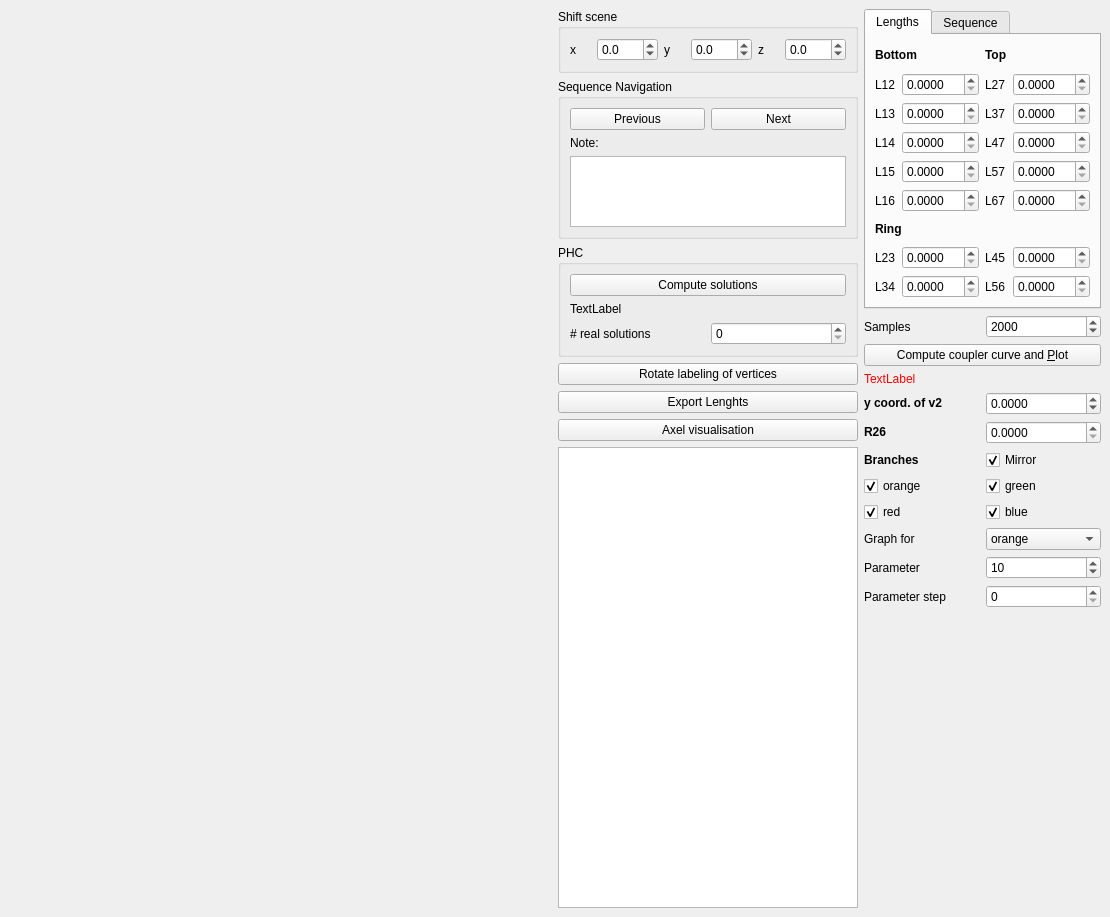
Before: the Qt Designer form couplerCurve.ui in Legersky/SpatialGraphEmbeddings, drawn with Qt 5.
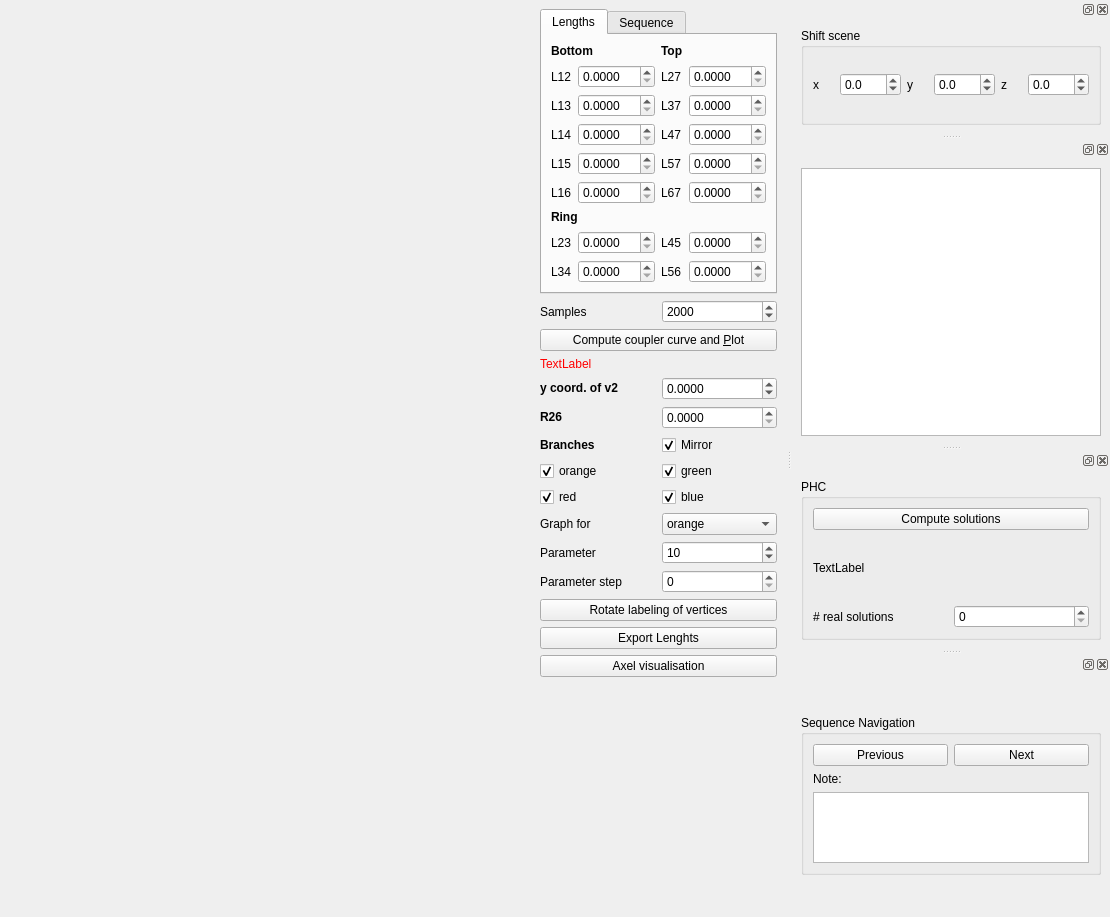
After: the same form once the commit is applied.

Commit message: docking and track instead of solve

Patch:
```diff
--- a/couplerCurve.ui
+++ b/couplerCurve.ui
@@ -21,184 +21,7 @@
        <layout class="QVBoxLayout" name="figLayout"/>
       </item>
       <item>
-       <layout class="QVBoxLayout" name="verticalLayout_4">
-        <item>
-         <widget class="QGroupBox" name="groupBox">
-          <property name="title">
-           <string>Shift scene</string>
-          </property>
-          <layout class="QGridLayout" name="gridLayout_2">
-           <item row="0" column="0">
-            <widget class="QLabel" name="label_x">
-             <property name="text">
-              <string>x</string>
-             </property>
-            </widget>
-           </item>
-           <item row="0" column="2">
-            <widget class="QLabel" name="label_y">
-             <property name="text">
-              <string>y</string>
-             </property>
-            </widget>
-           </item>
-           <item row="0" column="4">
-            <widget class="QLabel" name="label_z">
-             <property name="text">
-              <string>z</string>
-             </property>
-            </widget>
-           </item>
-           <item row="0" column="1">
-            <widget class="QDoubleSpinBox" name="doubleSpinBox_x">
-             <property name="decimals">
-              <number>1</number>
-             </property>
-             <property name="minimum">
-              <double>-100.000000000000000</double>
-             </property>
-            </widget>
-           </item>
-           <item row="0" column="3">
-            <widget class="QDoubleSpinBox" name="doubleSpinBox_y">
-             <property name="decimals">
-              <number>1</number>
-             </property>
-             <property name="minimum">
-              <double>-100.000000000000000</double>
-             </property>
-            </widget>
-           </item>
-           <item row="0" column="5">
-            <widget class="QDoubleSpinBox" name="doubleSpinBox_z">
-             <property name="decimals">
-              <number>1</number>
-             </property>
-             <property name="minimum">
-              <double>-100.000000000000000</double>
-             </property>
-            </widget>
-           </item>
-          </layout>
-         </widget>
-        </item>
-        <item>
-         <widget class="QGroupBox" name="groupBoxSequenceNavigation">
-          <property name="sizePolicy">
-           <sizepolicy hsizetype="Minimum" vsizetype="Minimum">
-            <horstretch>0</horstretch>
-            <verstretch>0</verstretch>
-           </sizepolicy>
-          </property>
-          <property name="maximumSize">
-           <size>
-            <width>16777215</width>
-            <height>160</height>
-           </size>
-          </property>
-          <property name="title">
-           <string>Sequence Navigation</string>
-          </property>
-          <layout class="QGridLayout" name="gridLayout_3">
-           <item row="1" column="1">
-            <widget class="QPushButton" name="nextSeqButton">
-             <property name="text">
-              <string>Next</string>
-             </property>
-            </widget>
-           </item>
-           <item row="3" column="0" colspan="2">
-            <widget class="QPlainTextEdit" name="noteToImgInSeq">
-             <property name="maximumSize">
-              <size>
-               <width>16777215</width>
-               <height>80</height>
-              </size>
-             </property>
-            </widget>
-           </item>
-           <item row="1" column="0">
-            <widget class="QPushButton" name="previousSeqButton">
-             <property name="text">
-              <string>Previous</string>
-             </property>
-            </widget>
-           </item>
-           <item row="2" column="0">
-            <widget class="QLabel" name="label_2">
-             <property name="text">
-              <string>Note:</string>
-             </property>
-            </widget>
-           </item>
-          </layout>
-         </widget>
-        </item>
-        <item>
-         <widget class="QGroupBox" name="groupBoxPHC">
-          <property name="title">
-           <string>PHC</string>
-          </property>
-          <layout class="QGridLayout" name="gridLayout">
-           <item row="2" column="1">
-            <widget class="QSpinBox" name="spinBoxNumberReal"/>
-           </item>
-           <item row="0" column="0" colspan="2">
-            <widget class="QPushButton" name="buttonRunPHC">
-             <property name="text">
-              <string>Compute solutions</string>
-             </property>
-            </widget>
-           </item>
-           <item row="2" column="0">
-            <widget class="QLabel" name="label_numReal">
-             <property name="text">
-              <string># real solutions</string>
-             </property>
-            </widget>
-           </item>
-           <item row="1" column="0" colspan="2">
-            <widget class="QLabel" name="labelRecomputePHC">
-             <property name="text">
-              <string>TextLabel</string>
-             </property>
-            </widget>
-           </item>
-          </layout>
-         </widget>
-        </item>
-        <item>
-         <widget class="QPushButton" name="buttonRotateVertices">
-          <property name="text">
-           <string>Rotate labeling of vertices</string>
-          </property>
-         </widget>
-        </item>
-        <item>
-         <widget class="QPushButton" name="exportButton">
-          <property name="text">
-           <string>Export Lenghts</string>
-          </property>
-         </widget>
-        </item>
-        <item>
-         <widget class="QPushButton" name="buttonAxelVisualisation">
-          <property name="text">
-           <string>Axel visualisation</string>
-          </property>
-         </widget>
-        </item>
-        <item>
-         <widget class="QPlainTextEdit" name="plainTextEdit">
-          <property name="minimumSize">
-           <size>
-            <width>300</width>
-            <height>0</height>
-           </size>
-          </property>
-         </widget>
-        </item>
-       </layout>
+       <layout class="QVBoxLayout" name="verticalLayout_4"/>
       </item>
       <item>
        <layout class="QVBoxLayout" name="verticalLayoutInputs">
@@ -804,6 +627,27 @@
           </item>
          </layout>
         </item>
+        <item>
+         <widget class="QPushButton" name="buttonRotateVertices">
+          <property name="text">
+           <string>Rotate labeling of vertices</string>
+          </property>
+         </widget>
+        </item>
+        <item>
+         <widget class="QPushButton" name="exportButton">
+          <property name="text">
+           <string>Export Lenghts</string>
+          </property>
+         </widget>
+        </item>
+        <item>
+         <widget class="QPushButton" name="buttonAxelVisualisation">
+          <property name="text">
+           <string>Axel visualisation</string>
+          </property>
+         </widget>
+        </item>
         <item>
          <spacer name="verticalSpacer_2">
           <property name="orientation">
@@ -823,6 +667,197 @@
     </item>
    </layout>
   </widget>
+  <widget class="QDockWidget" name="dockWidget_2">
+   <attribute name="dockWidgetArea">
+    <number>2</number>
+   </attribute>
+   <widget class="QWidget" name="dockWidgetContents_2">
+    <layout class="QVBoxLayout" name="verticalLayout_5">
+     <item>
+      <widget class="QGroupBox" name="groupBox">
+       <property name="title">
+        <string>Shift scene</string>
+       </property>
+       <layout class="QGridLayout" name="gridLayout_2">
+        <item row="0" column="0">
+         <widget class="QLabel" name="label_x">
+          <property name="text">
+           <string>x</string>
+          </property>
+         </widget>
+        </item>
+        <item row="0" column="2">
+         <widget class="QLabel" name="label_y">
+          <property name="text">
+           <string>y</string>
+          </property>
+         </widget>
+        </item>
+        <item row="0" column="4">
+         <widget class="QLabel" name="label_z">
+          <property name="text">
+           <string>z</string>
+          </property>
+         </widget>
+        </item>
+        <item row="0" column="1">
+         <widget class="QDoubleSpinBox" name="doubleSpinBox_x">
+          <property name="decimals">
+           <number>1</number>
+          </property>
+          <property name="minimum">
+           <double>-100.000000000000000</double>
+          </property>
+         </widget>
+        </item>
+        <item row="0" column="3">
+         <widget class="QDoubleSpinBox" name="doubleSpinBox_y">
+          <property name="decimals">
+           <number>1</number>
+          </property>
+          <property name="minimum">
+           <double>-100.000000000000000</double>
+          </property>
+         </widget>
+        </item>
+        <item row="0" column="5">
+         <widget class="QDoubleSpinBox" name="doubleSpinBox_z">
+          <property name="decimals">
+           <number>1</number>
+          </property>
+          <property name="minimum">
+           <double>-100.000000000000000</double>
+          </property>
+         </widget>
+        </item>
+       </layout>
+      </widget>
+     </item>
+    </layout>
+   </widget>
+  </widget>
+  <widget class="QDockWidget" name="dockWidget_3">
+   <attribute name="dockWidgetArea">
+    <number>2</number>
+   </attribute>
+   <widget class="QWidget" name="dockWidgetContents_3">
+    <layout class="QVBoxLayout" name="verticalLayout_6">
+     <item>
+      <widget class="QPlainTextEdit" name="plainTextEdit">
+       <property name="minimumSize">
+        <size>
+         <width>300</width>
+         <height>0</height>
+        </size>
+       </property>
+      </widget>
+     </item>
+    </layout>
+   </widget>
+  </widget>
+  <widget class="QDockWidget" name="dockWidget_4">
+   <attribute name="dockWidgetArea">
+    <number>2</number>
+   </attribute>
+   <widget class="QWidget" name="dockWidgetContents_4">
+    <layout class="QVBoxLayout" name="verticalLayout_7">
+     <item>
+      <widget class="QGroupBox" name="groupBoxPHC">
+       <property name="title">
+        <string>PHC</string>
+       </property>
+       <layout class="QGridLayout" name="gridLayout">
+        <item row="2" column="1">
+         <widget class="QSpinBox" name="spinBoxNumberReal"/>
+        </item>
+        <item row="0" column="0" colspan="2">
+         <widget class="QPushButton" name="buttonRunPHC">
+          <property name="text">
+           <string>Compute solutions</string>
+          </property>
+         </widget>
+        </item>
+        <item row="2" column="0">
+         <widget class="QLabel" name="label_numReal">
+          <property name="text">
+           <string># real solutions</string>
+          </property>
+         </widget>
+        </item>
+        <item row="1" column="0" colspan="2">
+         <widget class="QLabel" name="labelRecomputePHC">
+          <property name="text">
+           <string>TextLabel</string>
+          </property>
+         </widget>
+        </item>
+       </layout>
+      </widget>
+     </item>
+    </layout>
+   </widget>
+  </widget>
+  <widget class="QDockWidget" name="dockWidget_5">
+   <attribute name="dockWidgetArea">
+    <number>2</number>
+   </attribute>
+   <widget class="QWidget" name="dockWidgetContents_5">
+    <layout class="QVBoxLayout" name="verticalLayout_8">
+     <item>
+      <widget class="QGroupBox" name="groupBoxSequenceNavigation">
+       <property name="sizePolicy">
+        <sizepolicy hsizetype="Minimum" vsizetype="Minimum">
+         <horstretch>0</horstretch>
+         <verstretch>0</verstretch>
+        </sizepolicy>
+       </property>
+       <property name="maximumSize">
+        <size>
+         <width>16777215</width>
+         <height>160</height>
+        </size>
+       </property>
+       <property name="title">
+        <string>Sequence Navigation</string>
+       </property>
+       <layout class="QGridLayout" name="gridLayout_3">
+        <item row="1" column="1">
+         <widget class="QPushButton" name="nextSeqButton">
+          <property name="text">
+           <string>Next</string>
+          </property>
+         </widget>
+        </item>
+        <item row="3" column="0" colspan="2">
+         <widget class="QPlainTextEdit" name="noteToImgInSeq">
+          <property name="maximumSize">
+           <size>
+            <width>16777215</width>
+            <height>80</height>
+           </size>
+          </property>
+         </widget>
+        </item>
+        <item row="1" column="0">
+         <widget class="QPushButton" name="previousSeqButton">
+          <property name="text">
+           <string>Previous</string>
+          </property>
+         </widget>
+        </item>
+        <item row="2" column="0">
+         <widget class="QLabel" name="label_2">
+          <property name="text">
+           <string>Note:</string>
+          </property>
+         </widget>
+        </item>
+       </layout>
+      </widget>
+     </item>
+    </layout>
+   </widget>
+  </widget>
  </widget>
  <resources/>
  <connections>
```
The commit also changes 1 other file.
